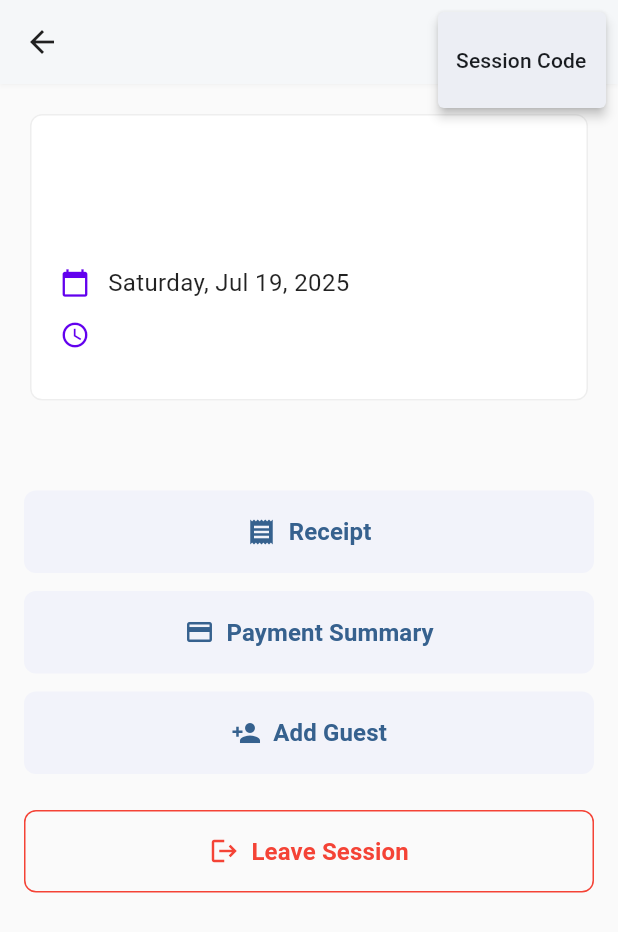
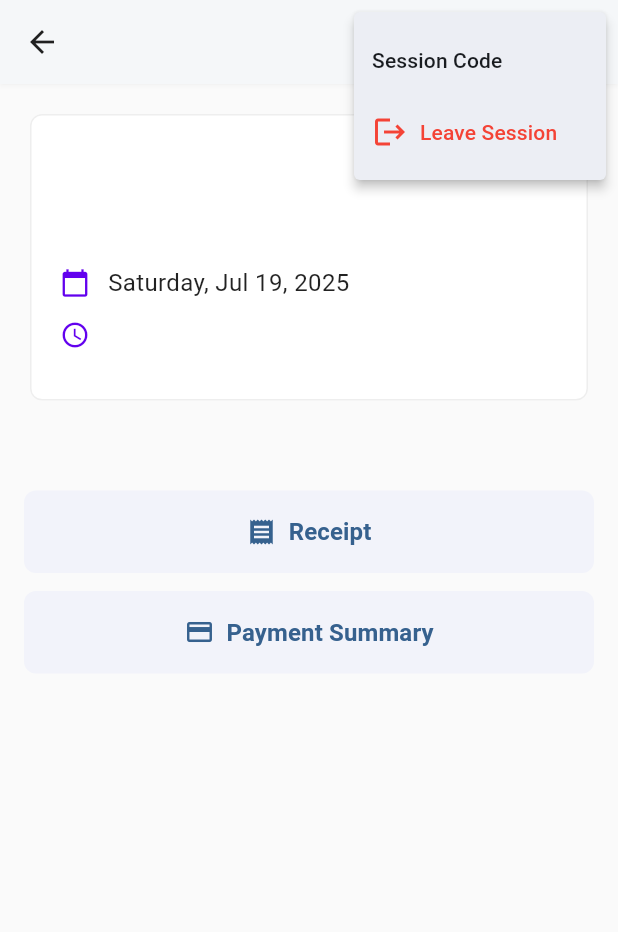
Before and after one commit to noodev8/splitdine2, a Flutter app: the SessionDetailsScreen screen opened directly with empty values, after a tap on the "more vert" icon, on a phone screen of 412 x 824 dp. Shown: the top 932 px of the screen. Run offline on Flutter 3.47's test engine with Material 3 defaults, Android fonts, the phone set to English and light mode, and no system bars; our stand-ins replace image_picker, shared_preferences; accounts and stored records are empty; network calls fail.

Commit message:
leave optipn in menu

```diff
--- a/splitdine2_flutter/lib/screens/session_details_screen.dart
+++ b/splitdine2_flutter/lib/screens/session_details_screen.dart
@@ -58,6 +58,12 @@ class _SessionDetailsScreenState extends State<SessionDetailsScreen> {
                 _deleteSession(context);
               } else if (value == 'share_code') {
                 _copyJoinCode(context);
+              } else if (value == 'add_guest') {
+                _navigateToAddGuest(context);
+              } else if (value == 'leave') {
+                _leaveSession(context);
+              } else if (value == 'leave_host') {
+                _leaveAsHost(context);
               }
             },
             itemBuilder: (BuildContext context) => [
@@ -65,6 +71,39 @@ class _SessionDetailsScreenState extends State<SessionDetailsScreen> {
                 value: 'share_code',
                 child: Text('Session Code'),
               ),
+              if (widget.session.isHost)
+                const PopupMenuItem<String>(
+                  value: 'add_guest',
+                  child: Row(
+                    children: [
+                      Icon(Icons.person_add),
+                      SizedBox(width: 8),
+                      Text('Add Guest'),
+                    ],
+                  ),
+                ),
+              if (!widget.session.isHost)
+                const PopupMenuItem<String>(
+                  value: 'leave',
+                  child: Row(
+                    children: [
+                      Icon(Icons.logout, color: Colors.red),
+                      SizedBox(width: 8),
+                      Text('Leave Session', style: TextStyle(color: Colors.red)),
+                    ],
+                  ),
+                ),
+              if (widget.session.isHost)
+                const PopupMenuItem<String>(
+                  value: 'leave_host',
+                  child: Row(
+                    children: [
+                      Icon(Icons.logout, color: Colors.red),
+                      SizedBox(width: 8),
+                      Text('Leave Session (Transfer Host)', style: TextStyle(color: Colors.red)),
+                    ],
+                  ),
+                ),
               if (widget.session.isHost)
                 const PopupMenuItem<String>(
                   value: 'delete',
@@ -235,31 +274,6 @@ class _SessionDetailsScreenState extends State<SessionDetailsScreen> {
 
                 const SizedBox(height: 12),
 
-                // Add Guest button
-                SizedBox(
-                  width: double.infinity,
-                  child: ElevatedButton.icon(
-                    onPressed: () => _navigateToAddGuest(context),
-                    icon: const Icon(Icons.person_add, size: 20),
-                    label: const Text(
-                      'Add Guest',
-                      style: TextStyle(
-                        fontSize: 16,
-                        fontWeight: FontWeight.w600,
-                      ),
-                    ),
-                    style: ElevatedButton.styleFrom(
-                      padding: const EdgeInsets.symmetric(vertical: 16),
-                      shape: RoundedRectangleBorder(
-                        borderRadius: BorderRadius.circular(8),
-                      ),
-                      elevation: 0,
-                      shadowColor: Colors.transparent,
-                      overlayColor: Colors.black.withValues(alpha: 0.05), // Subtle press effect
-                    ),
-                  ),
-                ),
-
                 // Description section (moved from header)
                 if (widget.session.description != null && widget.session.description!.isNotEmpty) ...[
                   const SizedBox(height: 16),
@@ -285,62 +299,6 @@ class _SessionDetailsScreenState extends State<SessionDetailsScreen> {
                   ),
                 ],
 
-                const SizedBox(height: 24),
-
-                // Leave Session button (danger style)
-                if (!widget.session.isHost) ...[
-                  SizedBox(
-                    width: double.infinity,
-                    child: OutlinedButton.icon(
-                      onPressed: () => _leaveSession(context),
-                      icon: const Icon(Icons.logout, size: 20),
-                      label: const Text(
-                        'Leave Session',
-                        style: TextStyle(
-                          fontSize: 16,
-                          fontWeight: FontWeight.w600,
-                        ),
-                      ),
-                      style: OutlinedButton.styleFrom(
-                        padding: const EdgeInsets.symmetric(vertical: 16),
-                        foregroundColor: Colors.red,
-                        side: const BorderSide(
-                          color: Colors.red,
-                          width: 1,
-                        ),
-                        shape: RoundedRectangleBorder(
-                          borderRadius: BorderRadius.circular(8),
-                        ),
-                      ),
-                    ),
-                  ),
-                ] else ...[
-                  SizedBox(
-                    width: double.infinity,
-                    child: OutlinedButton.icon(
-                      onPressed: () => _leaveAsHost(context),
-                      icon: const Icon(Icons.logout, size: 20),
-                      label: const Text(
-                        'Leave Session (Transfer Host)',
-                        style: TextStyle(
-                          fontSize: 16,
-                          fontWeight: FontWeight.w600,
-                        ),
-                      ),
-                      style: OutlinedButton.styleFrom(
-                        padding: const EdgeInsets.symmetric(vertical: 16),
-                        foregroundColor: Colors.red,
-                        side: const BorderSide(
-                          color: Colors.red,
-                          width: 1,
-                        ),
-                        shape: RoundedRectangleBorder(
-                          borderRadius: BorderRadius.circular(8),
-                        ),
-                      ),
-                    ),
-                  ),
-                ],
               ],
             ),
 
```
